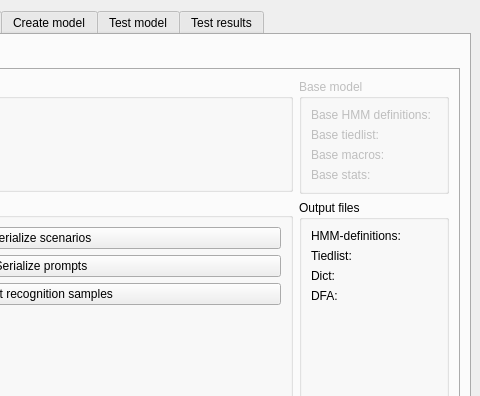
The window that sam/src/main.ui (KDE/simon) describes before a commit, drawn with Qt 5; both pictures show x 242 to 722 and y 0 to 396 of the 722 by 589 pixel window.
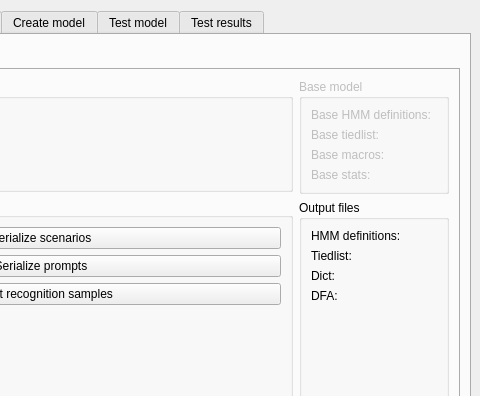
The same window after the commit. Custom widgets are drawn as their Qt base class.

The edit to the form file:
```diff
--- a/sam/src/main.ui
+++ b/sam/src/main.ui
@@ -312,7 +312,7 @@
                  <item row="0" column="0">
                   <widget class="QLabel" name="lbHmmdefs">
                    <property name="text">
-                    <string>HMM-definitions:</string>
+                    <string>HMM definitions:</string>
                    </property>
                    <property name="buddy">
                     <cstring>urHmmDefs</cstring>
```
